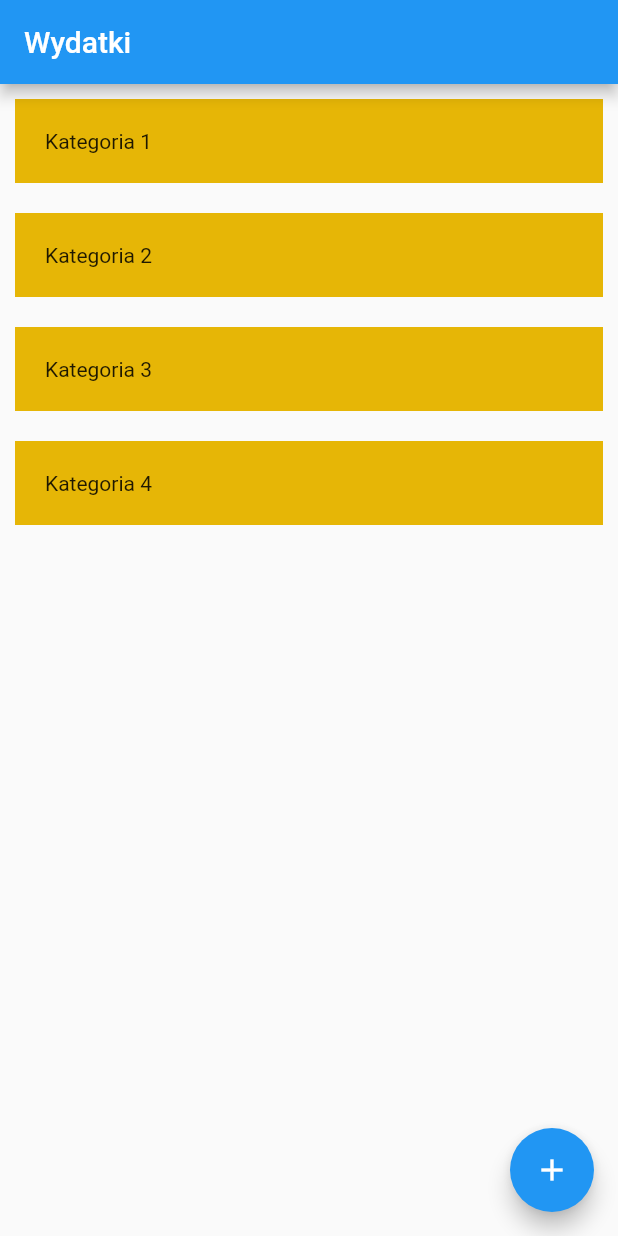
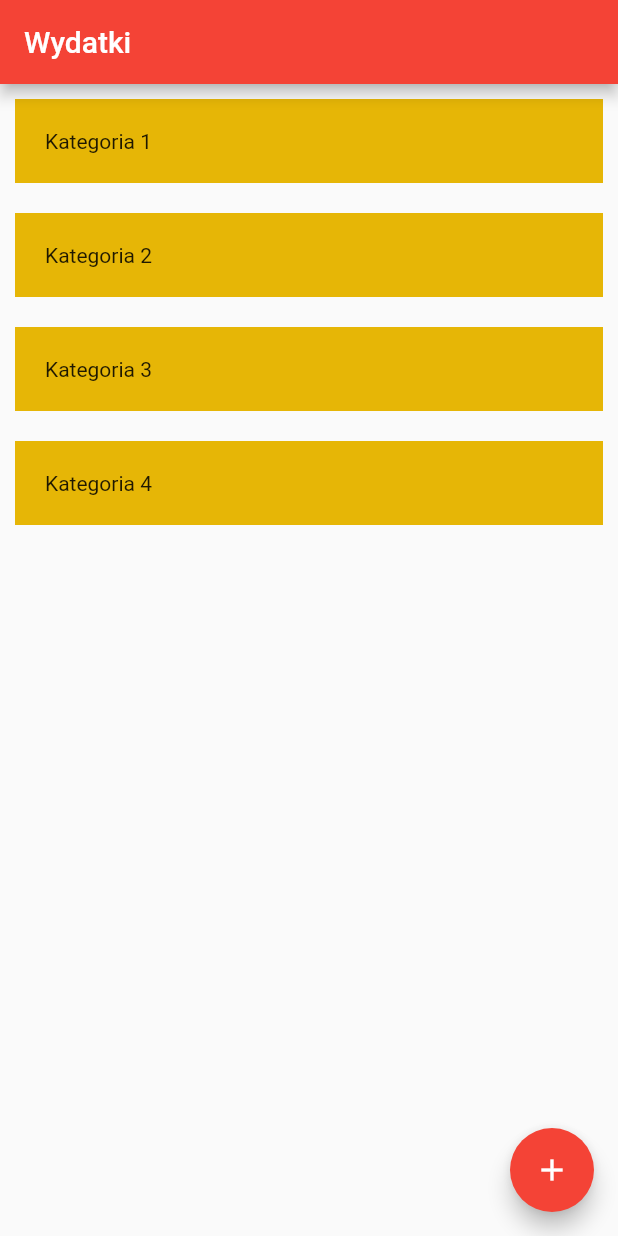
Before and after one commit to EwaBaczynska/Wydatki, a Flutter app: the screen it shows after launch, on a phone screen of 412 x 824 dp. Run offline on Flutter 3.47's test engine with Material 2 defaults, Android fonts, the phone set to English and light mode, and no system bars; our stand-ins replace firebase_core; accounts and stored records are empty.

Commit message:
zmienilam kolor w l20

```diff
--- a/lib/main.dart
+++ b/lib/main.dart
@@ -17,9 +17,7 @@ class MyApp extends StatelessWidget {
   Widget build(BuildContext context) {
     return MaterialApp(
       title: 'Flutter Demo',
-      theme: ThemeData(
-        primarySwatch: Colors.blue,
-      ),
+      theme: ThemeData(primarySwatch: Colors.red),
       home: HomePage(),
     );
   }
```
